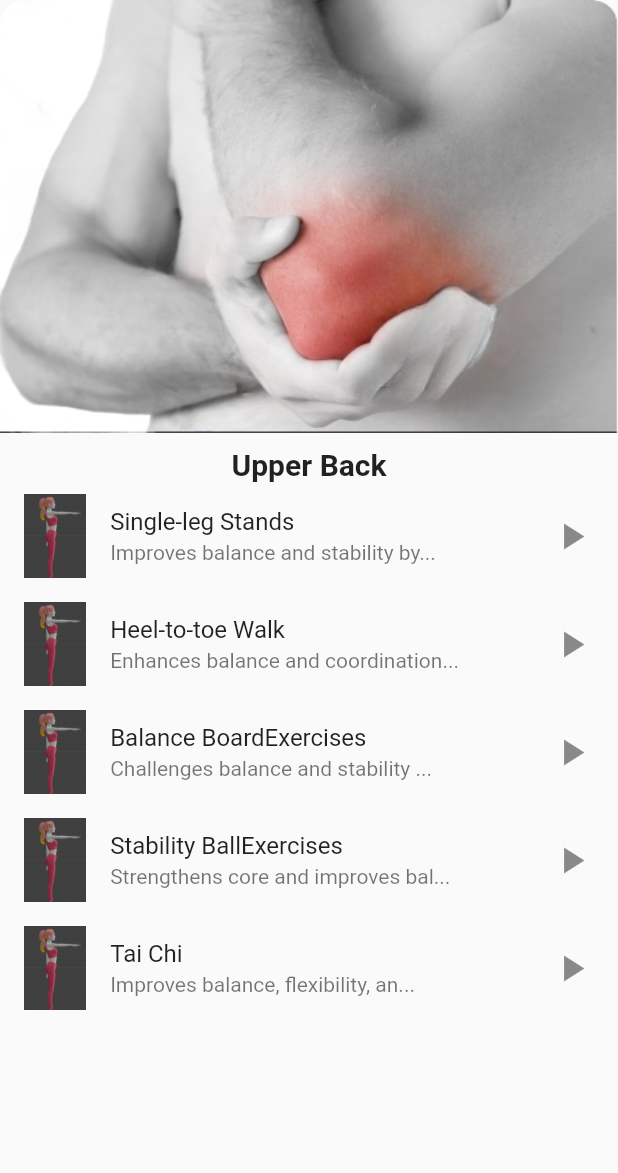
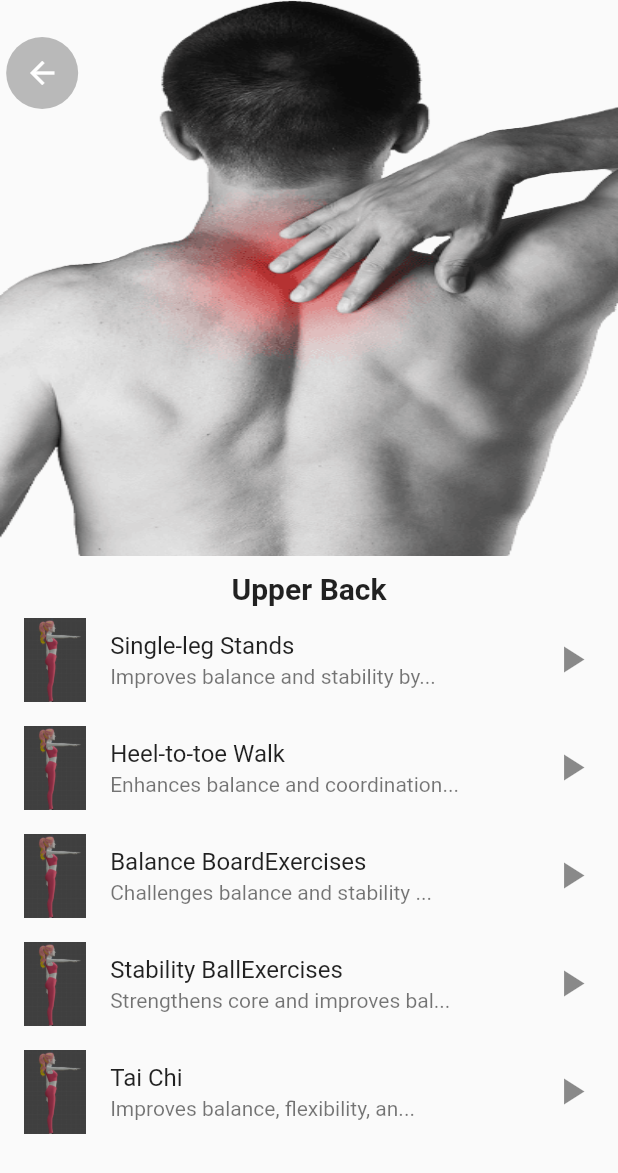
Before and after one commit to Mohamednabih1/graduation-project, a Flutter app: the HomeContent screen opened directly, after a tap on "Upper Back", on a phone screen of 412 x 824 dp. Shown: the top 1173 px of the screen. Run offline on Flutter 3.47's test engine with Material 2 defaults, Android fonts, the phone set to English and light mode, and no system bars; our stand-ins replace animated_text_kit, carousel_slider, cloud_firestore, connectivity_plus, dio, dropdown_button2 and 10 more; missing offline and left inert: model_viewer_plus; accounts and stored records are empty; generated files the repository leaves out were written again.

Commit message:
changed ui at excercise page

```diff
--- a/lib/domain/classes/trainings/training.dart
+++ b/lib/domain/classes/trainings/training.dart
@@ -12,6 +12,7 @@ class Training {
 class TrainingExercise {
   String exerciseName;
   bool have3DModel;
+  bool haveVideo;
   String? modelUrl;
   String? videoUrl;
   String exerciseDuration;
@@ -20,6 +21,7 @@ class TrainingExercise {
   TrainingExercise({
     required this.exerciseName,
     required this.have3DModel,
+    required this.haveVideo,
     this.modelUrl,
     this.videoUrl,
     required this.exerciseDuration,
--- a/lib/presentation/navigation/app_router.dart
+++ b/lib/presentation/navigation/app_router.dart
@@ -21,7 +21,7 @@ class AppRouter {
   late final router = GoRouter(
     navigatorKey: navigatorKey,
     debugLogDiagnostics: true,
-    initialLocation: RoutesPath.signUp,
+    initialLocation: RoutesPath.splash,
     routes: [
       GoRoute(
         name: RoutesName.splash,
--- a/lib/presentation/ui/exercise/view/exercise_view.dart
+++ b/lib/presentation/ui/exercise/view/exercise_view.dart
@@ -81,10 +81,10 @@ class _ExerciseContentState extends State<ExerciseContent> {
             children: [
               SizedBox(
                 child: Image.asset(
-                  height: screenHeight * 0.35,
+                  height: screenHeight * 0.45,
                   fit: BoxFit.fill,
                   width: double.infinity,
-                  'assets/images/armPain1.png',
+                  widget.training.imageUrl,
                 ),
               ),
               const SizedBox(height: 10),
@@ -101,6 +101,10 @@ class _ExerciseContentState extends State<ExerciseContent> {
           ),
         ),
         Container(
+          decoration: const BoxDecoration(
+            color: Colors.black26,
+            borderRadius: BorderRadius.all(Radius.circular(30)),
+          ),
           margin: EdgeInsets.only(
             top: screenHeight * 0.03,
             left: screenWidth * 0.01,
@@ -123,9 +127,11 @@ class _ExerciseContentState extends State<ExerciseContent> {
     Size screenSize = MediaQuery.of(context).size;
     double screenWidth = screenSize.width;
     double screenHeight = screenSize.height;
-    return Scaffold(
-      // appBar: appBar,
-      body: getBody(screenWidth, screenHeight),
+    return SafeArea(
+      child: Scaffold(
+        // appBar: appBar,
+        body: getBody(screenWidth, screenHeight),
+      ),
     );
   }
 }
--- a/lib/presentation/ui/login_page/view_model/login_model.dart
+++ b/lib/presentation/ui/login_page/view_model/login_model.dart
@@ -27,6 +27,7 @@ class LoginViewModel extends BaseViewModel with ChangeNotifier {
   void goToSignUp(BuildContext context) {
     context.pushNamed(RoutesName.signUp);
   }
+
 
   Future<void> login(BuildContext context) async {
     securePrint("hello");
--- a/lib/presentation/ui/sign_up/view_model/sign_up_model.dart
+++ b/lib/presentation/ui/sign_up/view_model/sign_up_model.dart
@@ -49,6 +49,7 @@ class SignUpViewModel extends ChangeNotifier {
     gender = value;
     securePrint(gender);
   }
+
   void setRole(String value) {
     role = value;
   }
@@ -73,6 +74,10 @@ class SignUpViewModel extends ChangeNotifier {
     } else {
       ToastManager.showTextToast("please enter all fields");
     }
+  }
+
+  void gohelpToSignUp(BuildContext context) {
+    context.replaceNamed(RoutesName.login);
   }
 
   Future<void> addUserData(FireBaseManger fireBaseManger) async {
```
Also changed, not shown: lib/app/constants/constants.dart (+29 -8 lines), lib/presentation/ui/sign_up/view/sign_up.dart (+13 -9 lines).
